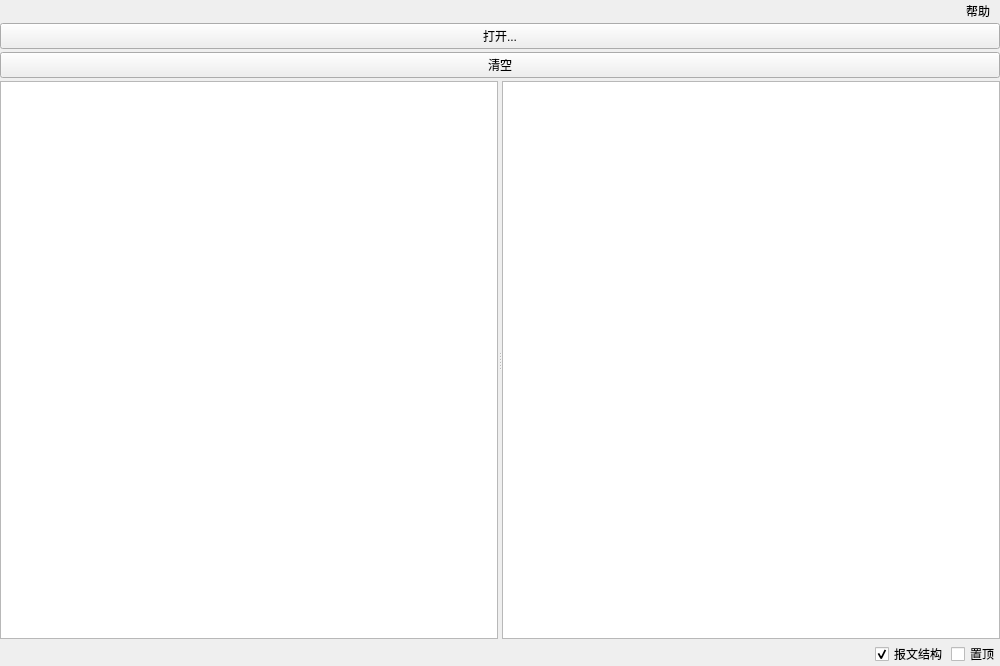
KayFelicities/698master, file UI/trans_window2.ui: the form before one commit.
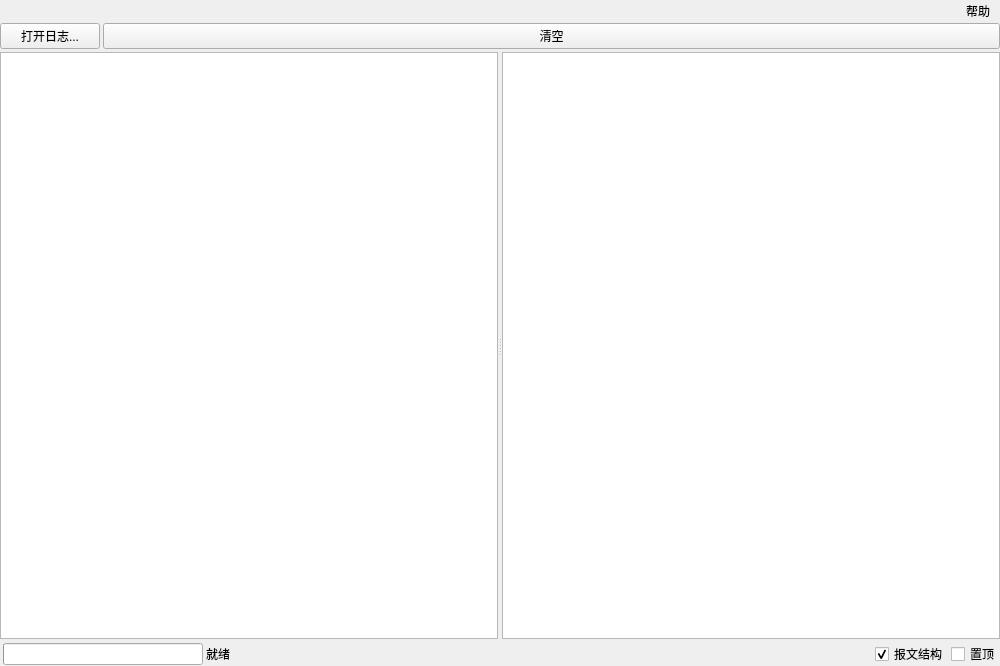
The form after the commit. Icons and pictures are not drawn.

```diff
--- a/UI/trans_window2.ui
+++ b/UI/trans_window2.ui
@@ -49,11 +49,26 @@
      <number>3</number>
     </property>
     <item row="0" column="0">
-     <layout class="QVBoxLayout" name="verticalLayout">
+     <layout class="QHBoxLayout" name="horizontalLayout">
       <item>
        <widget class="QPushButton" name="open_b">
+        <property name="enabled">
+         <bool>true</bool>
+        </property>
+        <property name="sizePolicy">
+         <sizepolicy hsizetype="Fixed" vsizetype="Fixed">
+          <horstretch>0</horstretch>
+          <verstretch>0</verstretch>
+         </sizepolicy>
+        </property>
+        <property name="minimumSize">
+         <size>
+          <width>100</width>
+          <height>0</height>
+         </size>
+        </property>
         <property name="text">
-         <string>打开...</string>
+         <string>打开日志...</string>
         </property>
        </widget>
       </item>
@@ -64,7 +79,9 @@
         </property>
        </widget>
       </item>
-      <item>
+     </layout>
+    </item>
+    <item row="1" column="0">
        <widget class="QSplitter" name="splitter">
         <property name="sizePolicy">
          <sizepolicy hsizetype="Expanding" vsizetype="Expanding">
@@ -137,11 +154,71 @@
         </widget>
        </widget>
       </item>
-      <item>
+    <item row="2" column="0">
        <layout class="QHBoxLayout" name="horizontalLayout_2">
         <property name="sizeConstraint">
          <enum>QLayout::SetDefaultConstraint</enum>
         </property>
+      <item>
+       <spacer name="horizontalSpacer_2">
+        <property name="orientation">
+         <enum>Qt::Horizontal</enum>
+        </property>
+        <property name="sizeType">
+         <enum>QSizePolicy::Fixed</enum>
+        </property>
+        <property name="sizeHint" stdset="0">
+         <size>
+          <width>3</width>
+          <height>20</height>
+         </size>
+        </property>
+       </spacer>
+      </item>
+      <item>
+       <widget class="QProgressBar" name="proc_bar">
+        <property name="enabled">
+         <bool>true</bool>
+        </property>
+        <property name="sizePolicy">
+         <sizepolicy hsizetype="Fixed" vsizetype="Fixed">
+          <horstretch>0</horstretch>
+          <verstretch>0</verstretch>
+         </sizepolicy>
+        </property>
+        <property name="minimumSize">
+         <size>
+          <width>200</width>
+          <height>0</height>
+         </size>
+        </property>
+        <property name="value">
+         <number>0</number>
+        </property>
+        <property name="textVisible">
+         <bool>false</bool>
+        </property>
+       </widget>
+      </item>
+      <item>
+       <widget class="QLabel" name="proc_l">
+        <property name="sizePolicy">
+         <sizepolicy hsizetype="MinimumExpanding" vsizetype="Preferred">
+          <horstretch>0</horstretch>
+          <verstretch>0</verstretch>
+         </sizepolicy>
+        </property>
+        <property name="minimumSize">
+         <size>
+          <width>50</width>
+          <height>0</height>
+         </size>
+        </property>
+        <property name="text">
+         <string>就绪</string>
+        </property>
+       </widget>
+      </item>
         <item>
          <spacer name="horizontalSpacer">
           <property name="orientation">
@@ -180,8 +257,6 @@
            <string>置顶</string>
           </property>
          </widget>
-        </item>
-       </layout>
       </item>
      </layout>
     </item>
```
Left out of the diff: 3 changed lines with no effect on the pictures. Lines whose indentation alone changed are shown as unchanged.
